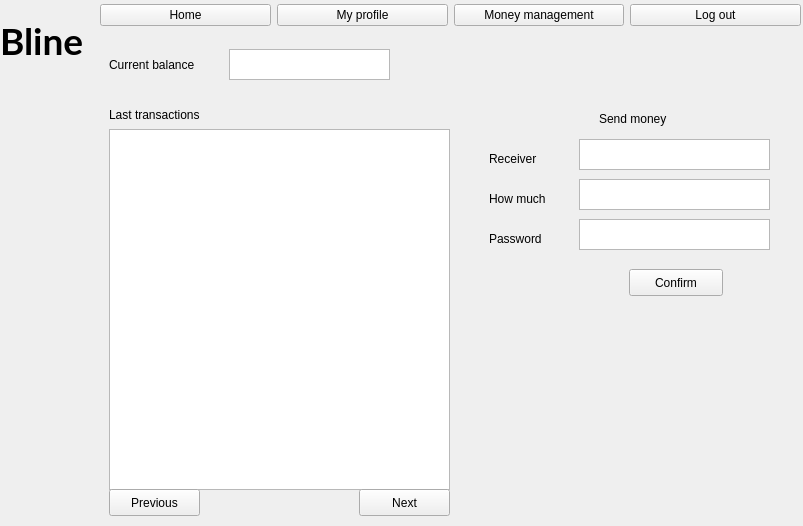
This is gui_xml_files/bline_gui.ui in AdamGajdosik/dbs as Qt 5 draws it before an edit. The edited form follows.
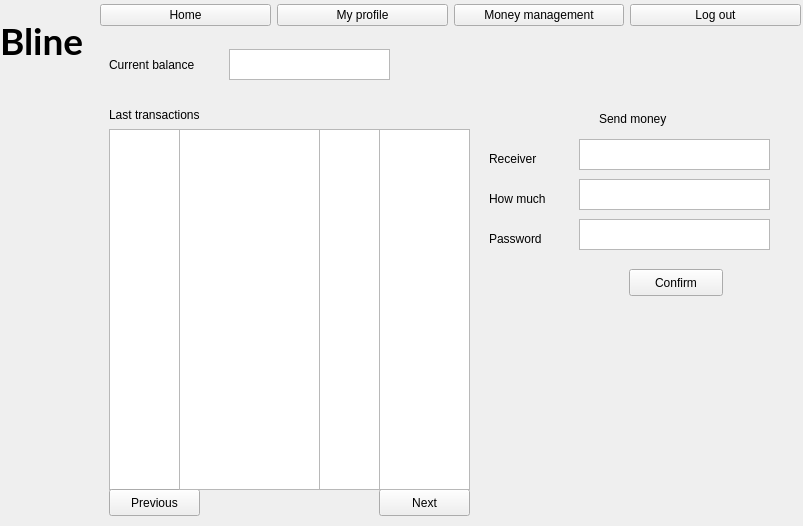
This is the edited form. The open tabs and pages were chosen to show the change. Icons and pictures are not drawn.

```diff
--- a/gui_xml_files/bline_gui.ui
+++ b/gui_xml_files/bline_gui.ui
@@ -517,10 +517,17 @@
          <rect>
           <x>0</x>
           <y>80</y>
-          <width>341</width>
+          <width>71</width>
           <height>361</height>
          </rect>
         </property>
+        <property name="html">
+         <string>&lt;!DOCTYPE HTML PUBLIC &quot;-//W3C//DTD HTML 4.0//EN&quot; &quot;http://www.w3.org/TR/REC-html40/strict.dtd&quot;&gt;
+&lt;html&gt;&lt;head&gt;&lt;meta name=&quot;qrichtext&quot; content=&quot;1&quot; /&gt;&lt;style type=&quot;text/css&quot;&gt;
+p, li { white-space: pre-wrap; }
+&lt;/style&gt;&lt;/head&gt;&lt;body style=&quot; font-family:'Cantarell'; font-size:11pt; font-weight:400; font-style:normal;&quot;&gt;
+&lt;p style=&quot;-qt-paragraph-type:empty; margin-top:0px; margin-bottom:0px; margin-left:0px; margin-right:0px; -qt-block-indent:0; text-indent:0px;&quot;&gt;&lt;br /&gt;&lt;/p&gt;&lt;/body&gt;&lt;/html&gt;</string>
+        </property>
        </widget>
        <widget class="QPushButton" name="logged_user_money_previous_button">
         <property name="geometry">
@@ -538,7 +545,7 @@
        <widget class="QPushButton" name="logged_user_money_next_button">
         <property name="geometry">
          <rect>
-          <x>250</x>
+          <x>270</x>
           <y>440</y>
           <width>91</width>
           <height>27</height>
@@ -643,6 +650,57 @@
          <string>Confirm</string>
         </property>
        </widget>
+       <widget class="QTextEdit" name="logged_user_transactions_user_text">
+        <property name="geometry">
+         <rect>
+          <x>70</x>
+          <y>80</y>
+          <width>141</width>
+          <height>361</height>
+         </rect>
+        </property>
+        <property name="html">
+         <string>&lt;!DOCTYPE HTML PUBLIC &quot;-//W3C//DTD HTML 4.0//EN&quot; &quot;http://www.w3.org/TR/REC-html40/strict.dtd&quot;&gt;
+&lt;html&gt;&lt;head&gt;&lt;meta name=&quot;qrichtext&quot; content=&quot;1&quot; /&gt;&lt;style type=&quot;text/css&quot;&gt;
+p, li { white-space: pre-wrap; }
+&lt;/style&gt;&lt;/head&gt;&lt;body style=&quot; font-family:'Cantarell'; font-size:11pt; font-weight:400; font-style:normal;&quot;&gt;
+&lt;p style=&quot;-qt-paragraph-type:empty; margin-top:0px; margin-bottom:0px; margin-left:0px; margin-right:0px; -qt-block-indent:0; text-indent:0px;&quot;&gt;&lt;br /&gt;&lt;/p&gt;&lt;/body&gt;&lt;/html&gt;</string>
+        </property>
+       </widget>
+       <widget class="QTextEdit" name="logged_user_transactions_amount_text">
+        <property name="geometry">
+         <rect>
+          <x>210</x>
+          <y>80</y>
+          <width>61</width>
+          <height>361</height>
+         </rect>
+        </property>
+        <property name="html">
+         <string>&lt;!DOCTYPE HTML PUBLIC &quot;-//W3C//DTD HTML 4.0//EN&quot; &quot;http://www.w3.org/TR/REC-html40/strict.dtd&quot;&gt;
+&lt;html&gt;&lt;head&gt;&lt;meta name=&quot;qrichtext&quot; content=&quot;1&quot; /&gt;&lt;style type=&quot;text/css&quot;&gt;
+p, li { white-space: pre-wrap; }
+&lt;/style&gt;&lt;/head&gt;&lt;body style=&quot; font-family:'Cantarell'; font-size:11pt; font-weight:400; font-style:normal;&quot;&gt;
+&lt;p style=&quot;-qt-paragraph-type:empty; margin-top:0px; margin-bottom:0px; margin-left:0px; margin-right:0px; -qt-block-indent:0; text-indent:0px;&quot;&gt;&lt;br /&gt;&lt;/p&gt;&lt;/body&gt;&lt;/html&gt;</string>
+        </property>
+       </widget>
+       <widget class="QTextEdit" name="logged_user_transactions_date_text">
+        <property name="geometry">
+         <rect>
+          <x>270</x>
+          <y>80</y>
+          <width>91</width>
+          <height>361</height>
+         </rect>
+        </property>
+        <property name="html">
+         <string>&lt;!DOCTYPE HTML PUBLIC &quot;-//W3C//DTD HTML 4.0//EN&quot; &quot;http://www.w3.org/TR/REC-html40/strict.dtd&quot;&gt;
+&lt;html&gt;&lt;head&gt;&lt;meta name=&quot;qrichtext&quot; content=&quot;1&quot; /&gt;&lt;style type=&quot;text/css&quot;&gt;
+p, li { white-space: pre-wrap; }
+&lt;/style&gt;&lt;/head&gt;&lt;body style=&quot; font-family:'Cantarell'; font-size:11pt; font-weight:400; font-style:normal;&quot;&gt;
+&lt;p style=&quot;-qt-paragraph-type:empty; margin-top:0px; margin-bottom:0px; margin-left:0px; margin-right:0px; -qt-block-indent:0; text-indent:0px;&quot;&gt;&lt;br /&gt;&lt;/p&gt;&lt;/body&gt;&lt;/html&gt;</string>
+        </property>
+       </widget>
       </widget>
      </widget>
     </widget>
```
Left out of the diff: 2 changed lines with no effect on the pictures.
